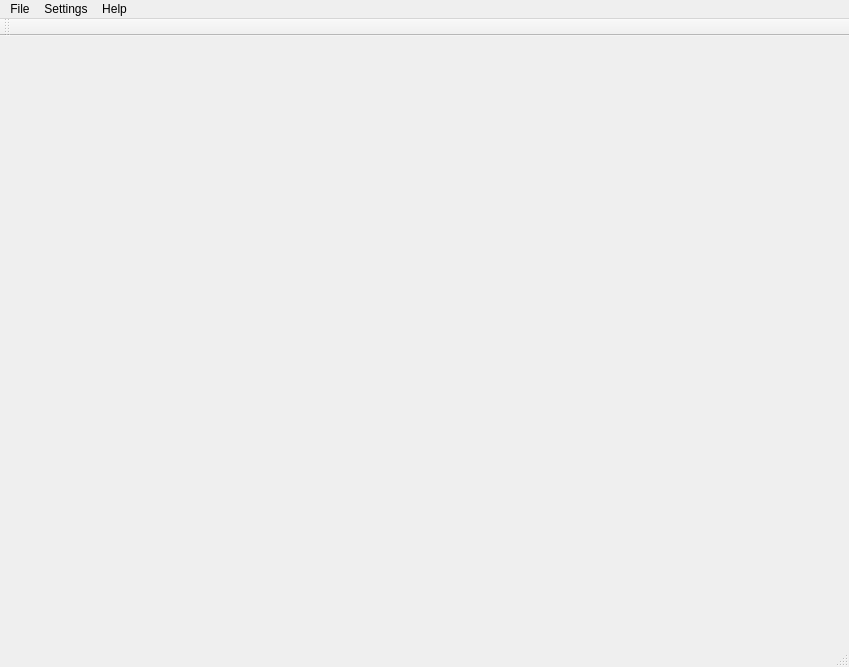
Above: mainwindow.ui from tovarj5/ME570_FinalProject before the change. Below: the same form after it.
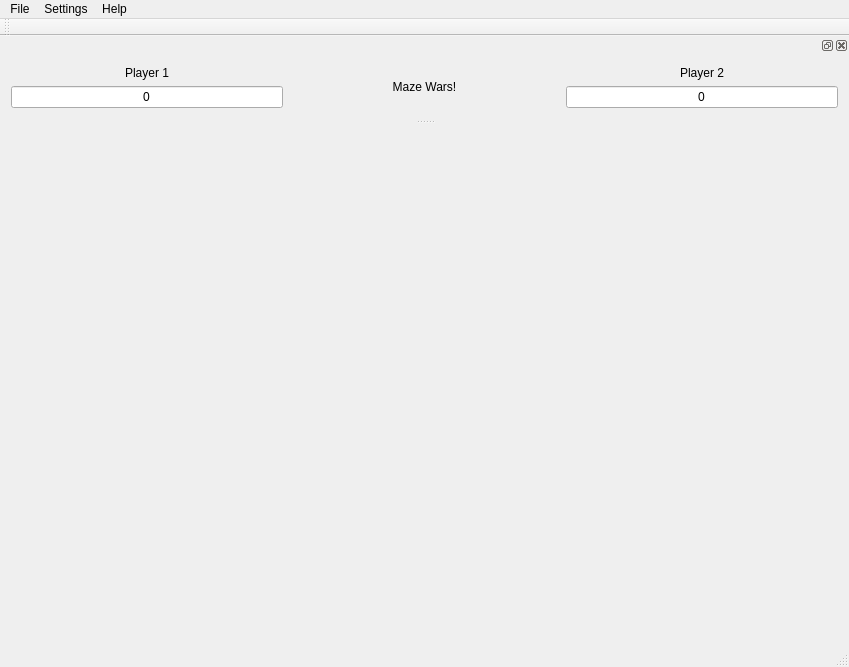
That is the form after the change. Custom widgets are drawn as their Qt base class.

What changed in the file:
```diff
--- a/mainwindow.ui
+++ b/mainwindow.ui
@@ -20,7 +20,7 @@
      <verstretch>0</verstretch>
     </sizepolicy>
    </property>
-   <layout class="QGridLayout" name="gridLayout_2">
+   <layout class="QGridLayout" name="gridLayout_3">
     <item row="0" column="0">
      <widget class="OSGWidget" name="osgGraphicWidget" native="true">
       <property name="sizePolicy">
@@ -77,6 +77,81 @@
    </attribute>
   </widget>
   <widget class="QStatusBar" name="statusBar"/>
+  <widget class="QDockWidget" name="dockWidget">
+   <property name="minimumSize">
+    <size>
+     <width>167</width>
+     <height>80</height>
+    </size>
+   </property>
+   <attribute name="dockWidgetArea">
+    <number>4</number>
+   </attribute>
+   <widget class="QWidget" name="dockWidgetContents">
+    <layout class="QGridLayout" name="gridLayout_4">
+     <item row="0" column="0">
+      <layout class="QGridLayout" name="gridLayout_2">
+       <item row="0" column="2">
+        <widget class="QLabel" name="label_2">
+         <property name="text">
+          <string>Player 2</string>
+         </property>
+         <property name="alignment">
+          <set>Qt::AlignCenter</set>
+         </property>
+        </widget>
+       </item>
+       <item row="1" column="0">
+        <widget class="QLineEdit" name="PlayerLineEdit">
+         <property name="text">
+          <string>0</string>
+         </property>
+         <property name="alignment">
+          <set>Qt::AlignCenter</set>
+         </property>
+        </widget>
+       </item>
+       <item row="1" column="2">
+        <widget class="QLineEdit" name="MazeLineEdit">
+         <property name="text">
+          <string>0</string>
+         </property>
+         <property name="alignment">
+          <set>Qt::AlignCenter</set>
+         </property>
+        </widget>
+       </item>
+       <item row="0" column="0">
+        <widget class="QLabel" name="label">
+         <property name="text">
+          <string>Player 1</string>
+         </property>
+         <property name="alignment">
+          <set>Qt::AlignCenter</set>
+         </property>
+        </widget>
+       </item>
+       <item row="0" column="1" rowspan="2">
+        <widget class="QLabel" name="label_3">
+         <property name="sizePolicy">
+          <sizepolicy hsizetype="Expanding" vsizetype="Preferred">
+           <horstretch>0</horstretch>
+           <verstretch>0</verstretch>
+          </sizepolicy>
+         </property>
+         <property name="text">
+          <string>Maze Wars!</string>
+         </property>
+         <property name="alignment">
+          <set>Qt::AlignCenter</set>
+         </property>
+        </widget>
+       </item>
+      </layout>
+     </item>
+    </layout>
+   </widget>
+  </widget>
   <action name="actionStart_New_Game">
    <property name="text">
     <string>Start New Game</string>
```
Left out of the diff: 6 changed lines with no effect on the pictures.
